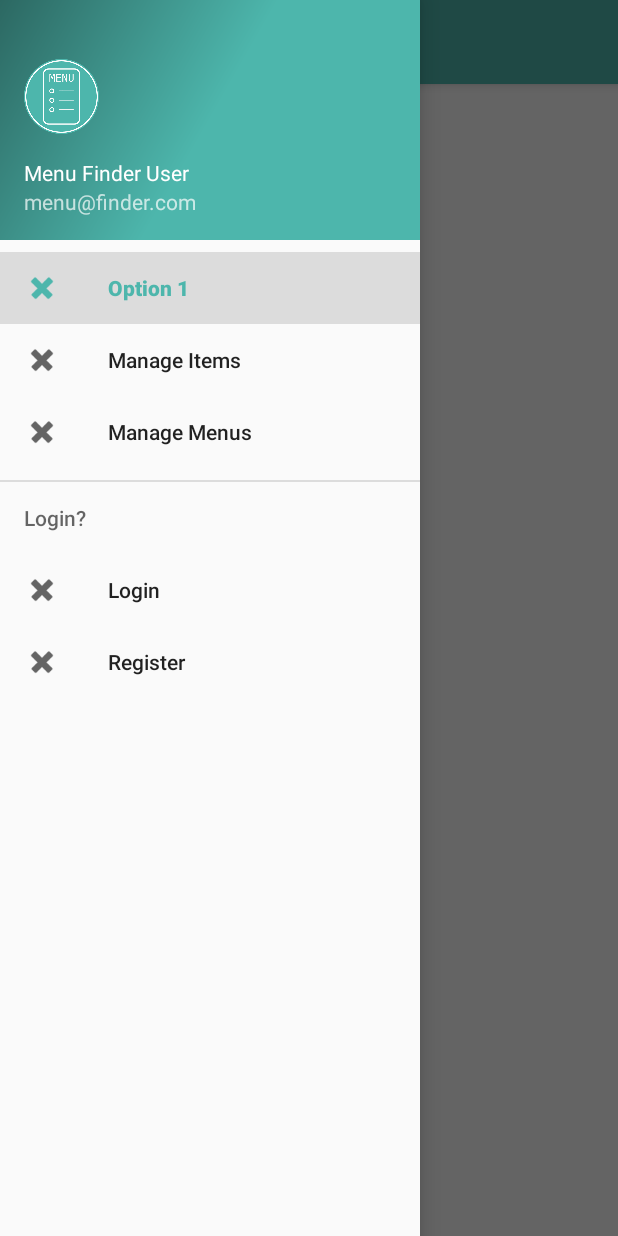
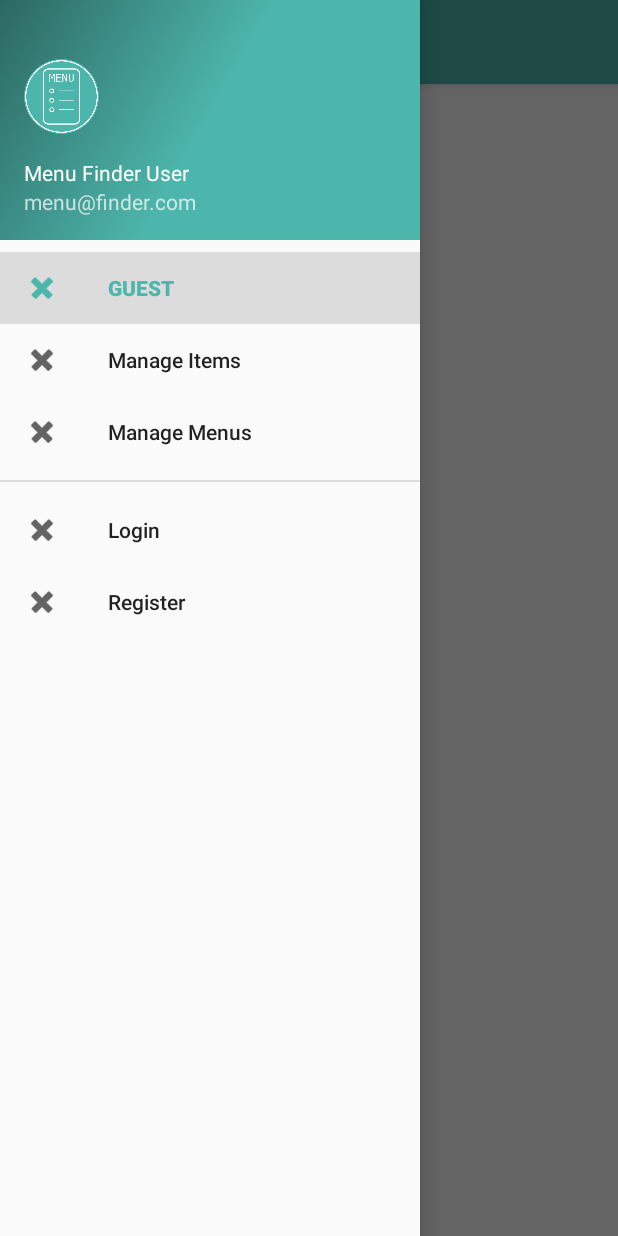
Before and after one commit to MenuFinder/AndroidClient, an Android app: the fragment MasterFragment placed in its activity, with the side drawer open, on a phone screen of 412 x 824 dp. Run offline under Robolectric (Android 15) with nearby library versions, the phone set to English and light mode, and no system bars.

Commit message:
Adding UserType and implemented the three main entrypoints.

```diff
--- a/app/src/main/java/cat/udl/menufinder/activities/HomeActivity.java
+++ b/app/src/main/java/cat/udl/menufinder/activities/HomeActivity.java
@@ -14,6 +14,10 @@ import cat.udl.menufinder.R;
 import cat.udl.menufinder.application.MasterActivity;
 import cat.udl.menufinder.fragments.ManageItemsFragment;
 import cat.udl.menufinder.fragments.ManageMenusFragment;
+
+import static cat.udl.menufinder.enums.UserType.CLIENT;
+import static cat.udl.menufinder.enums.UserType.GUEST;
+import static cat.udl.menufinder.enums.UserType.RESTAURANT;
 
 public class HomeActivity extends MasterActivity
         implements NavigationView.OnNavigationItemSelectedListener {
@@ -33,6 +37,12 @@ public class HomeActivity extends MasterActivity
         toggle.syncState();
 
         NavigationView navigationView = (NavigationView) findViewById(R.id.nav_view);
+        if (getMasterApplication().getUserType() == CLIENT)
+            navigationView.inflateMenu(R.menu.activity_home_drawer_client);
+        else if (getMasterApplication().getUserType() == RESTAURANT)
+            navigationView.inflateMenu(R.menu.activity_home_drawer_restaurant);
+        else if (getMasterApplication().getUserType() == GUEST)
+            navigationView.inflateMenu(R.menu.activity_home_drawer_guest);
         navigationView.setNavigationItemSelectedListener(this);
     }
 
@@ -57,13 +67,17 @@ public class HomeActivity extends MasterActivity
     private void navigate(int id) {
         int itemId = R.id.content;
         if (id == R.id.manage_items) {
-            toolbar.setTitle(R.string.manage_items);
+            toolbar.setTitle(R.string.action_manage_items);
             loadFragment(itemId, new ManageItemsFragment());
         } else if (id == R.id.manage_menus) {
-            toolbar.setTitle(R.string.manage_menus);
+            toolbar.setTitle(R.string.action_manage_menus);
             loadFragment(itemId, new ManageMenusFragment());
-        } else  if (id == R.id.login) {
+        } else if (id == R.id.login) {
             startActivity(new Intent(HomeActivity.this, LoginActivity.class));
+            finish();
+        } else if (id == R.id.logout) {
+            getMasterApplication().logout();
+            startActivity(new Intent(HomeActivity.this, SplashActivity.class));
             finish();
         }
     }
--- a/app/src/main/java/cat/udl/menufinder/application/MasterActivity.java
+++ b/app/src/main/java/cat/udl/menufinder/application/MasterActivity.java
@@ -7,6 +7,10 @@ import android.support.v7.app.AppCompatActivity;
 import android.widget.Toast;
 
 public class MasterActivity extends AppCompatActivity {
+
+    public MasterApplication getMasterApplication() {
+        return (MasterApplication) getApplication();
+    }
 
     public void loadFragment(int resId, Fragment fragment) {
         FragmentManager fragmentManager = getFragmentManager();
--- a/app/src/main/java/cat/udl/menufinder/application/MasterFragment.java
+++ b/app/src/main/java/cat/udl/menufinder/application/MasterFragment.java
@@ -3,6 +3,10 @@ package cat.udl.menufinder.application;
 import android.app.Fragment;
 
 public class MasterFragment extends Fragment {
+
+    public MasterApplication getMasterApplication() {
+        return ((MasterActivity) getActivity()).getMasterApplication();
+    }
 
     public void showToast(String text) {
         ((MasterActivity) getActivity()).showToast(text);
--- /dev/null
+++ b/app/src/main/java/cat/udl/menufinder/enums/UserType.java
@@ -0,0 +1,28 @@
+package cat.udl.menufinder.enums;
+
+public enum UserType {
+    CLIENT("CLIENT"),
+    RESTAURANT("RESTAURANT"),
+    GUEST("GUEST");
+
+    private String text;
+
+    UserType(String text) {
+        this.text = text;
+    }
+
+    public String getText() {
+        return this.text;
+    }
+
+    public static UserType fromString(String text) {
+        if (text != null) {
+            for (UserType userType : UserType.values()) {
+                if (text.equalsIgnoreCase(userType.text)) {
+                    return userType;
+                }
+            }
+        }
+        return null;
+    }
+}
--- a/app/src/main/java/cat/udl/menufinder/utils/Constants.java
+++ b/app/src/main/java/cat/udl/menufinder/utils/Constants.java
@@ -1,5 +1,10 @@
 package cat.udl.menufinder.utils;
 
 public class Constants {
+
+    //    Preferences
     public static final String PREFERENCES_KEY = "menu_finder_preferences";
+    public static final String PREFERENCES_USER_TYPE = "user_type";
+    public static final String PREFERENCES_USERNAME = "username";
+
 }
--- a/app/src/main/res/layout/activity_home.xml
+++ b/app/src/main/res/layout/activity_home.xml
@@ -19,7 +19,6 @@
         android:layout_height="match_parent"
         android:layout_gravity="start"
         android:fitsSystemWindows="true"
-        app:headerLayout="@layout/nav_header_home"
-        app:menu="@menu/activity_home_drawer" />
+        app:headerLayout="@layout/nav_header_home" />
 
 </android.support.v4.widget.DrawerLayout>
--- /dev/null
+++ b/app/src/main/res/menu/activity_home_drawer_client.xml
@@ -0,0 +1,26 @@
+<?xml version="1.0" encoding="utf-8"?>
+<menu xmlns:android="http://schemas.android.com/apk/res/android">
+
+    <group android:checkableBehavior="single">
+        <item
+            android:id="@+id/option_1"
+            android:checked="true"
+            android:icon="@android:drawable/ic_delete"
+            android:title="CLIENT" />
+        <item
+            android:id="@+id/manage_items"
+            android:icon="@android:drawable/ic_delete"
+            android:title="@string/action_manage_items" />
+        <item
+            android:id="@+id/manage_menus"
+            android:icon="@android:drawable/ic_delete"
+            android:title="@string/action_manage_menus" />
+    </group>
+
+    <group>
+        <item
+            android:id="@+id/logout"
+            android:icon="@android:drawable/ic_delete"
+            android:title="@string/action_logout" />
+    </group>
+</menu>
--- /dev/null
+++ b/app/src/main/res/menu/activity_home_drawer_guest.xml
@@ -0,0 +1,33 @@
+<?xml version="1.0" encoding="utf-8"?>
+<menu xmlns:android="http://schemas.android.com/apk/res/android">
+
+    <group android:checkableBehavior="single">
+        <item
+            android:id="@+id/option_1"
+            android:checked="true"
+            android:icon="@android:drawable/ic_delete"
+            android:title="GUEST" />
+        <item
+            android:id="@+id/manage_items"
+            android:icon="@android:drawable/ic_delete"
+            android:title="@string/action_manage_items" />
+        <item
+            android:id="@+id/manage_menus"
+            android:icon="@android:drawable/ic_delete"
+            android:title="@string/action_manage_menus" />
+    </group>
+    <group
+        android:id="@+id/menu_bottom"
+        android:checkableBehavior="none">
+
+        <item
+            android:id="@+id/login"
+            android:icon="@android:drawable/ic_delete"
+            android:title="@string/action_login" />
+        <item
+            android:id="@+id/register"
+            android:icon="@android:drawable/ic_delete"
+            android:title="@string/action_register" />
+    </group>
+
+</menu>
--- a/app/src/main/res/menu/activity_home_drawer.xml
+++ b/app/src/main/res/menu/activity_home_drawer_restaurant.xml
@@ -6,28 +6,22 @@
             android:id="@+id/option_1"
             android:checked="true"
             android:icon="@android:drawable/ic_delete"
-            android:title="Option 1" />
+            android:title="RESTAURANT" />
         <item
             android:id="@+id/manage_items"
             android:icon="@android:drawable/ic_delete"
-            android:title="@string/manage_items" />
+            android:title="@string/action_manage_items" />
         <item
             android:id="@+id/manage_menus"
             android:icon="@android:drawable/ic_delete"
-            android:title="@string/manage_menus" />
+            android:title="@string/action_manage_menus" />
     </group>
 
-    <item android:title="Login?">
-        <menu>
-            <item
-                android:id="@+id/login"
-                android:icon="@android:drawable/ic_delete"
-                android:title="Login" />
-            <item
-                android:id="@+id/register"
-                android:icon="@android:drawable/ic_delete"
-                android:title="Register" />
-        </menu>
-    </item>
+    <group>
+        <item
+            android:id="@+id/logout"
+            android:icon="@android:drawable/ic_delete"
+            android:title="@string/action_logout" />
+    </group>
 
 </menu>
--- a/app/src/main/res/values/strings.xml
+++ b/app/src/main/res/values/strings.xml
@@ -19,7 +19,7 @@
     <string name="navigation_drawer_close">Close navigation drawer</string>
 
     <string name="shared_logo">logo</string>
-    <string name="manage_items">Manage Items</string>
+    <string name="action_manage_items">Manage Items</string>
     <string name="prompt_name">Name</string>
     <string name="prompt_description">Description</string>
     <string name="prompt_price">Price</string>
@@ -36,5 +36,7 @@
     <string name="saveNotification">\"%s\" saved</string>
     <string name="deleteNotification">\"%s\" deleted</string>
     <string name="delete">Delete</string>
-    <string name="manage_menus">Manage Menus</string>
+    <string name="action_manage_menus">Manage Menus</string>
+    <string name="action_logout">Logout</string>
+    <string name="action_login">Login</string>
 </resources>
```
Also changed, not shown: app/src/main/java/cat/udl/menufinder/activities/LoginActivity.java (+24 -17 lines), app/src/main/java/cat/udl/menufinder/activities/SplashActivity.java (+16 -3 lines), app/src/main/java/cat/udl/menufinder/application/MasterApplication.java (+28 -0 lines).
